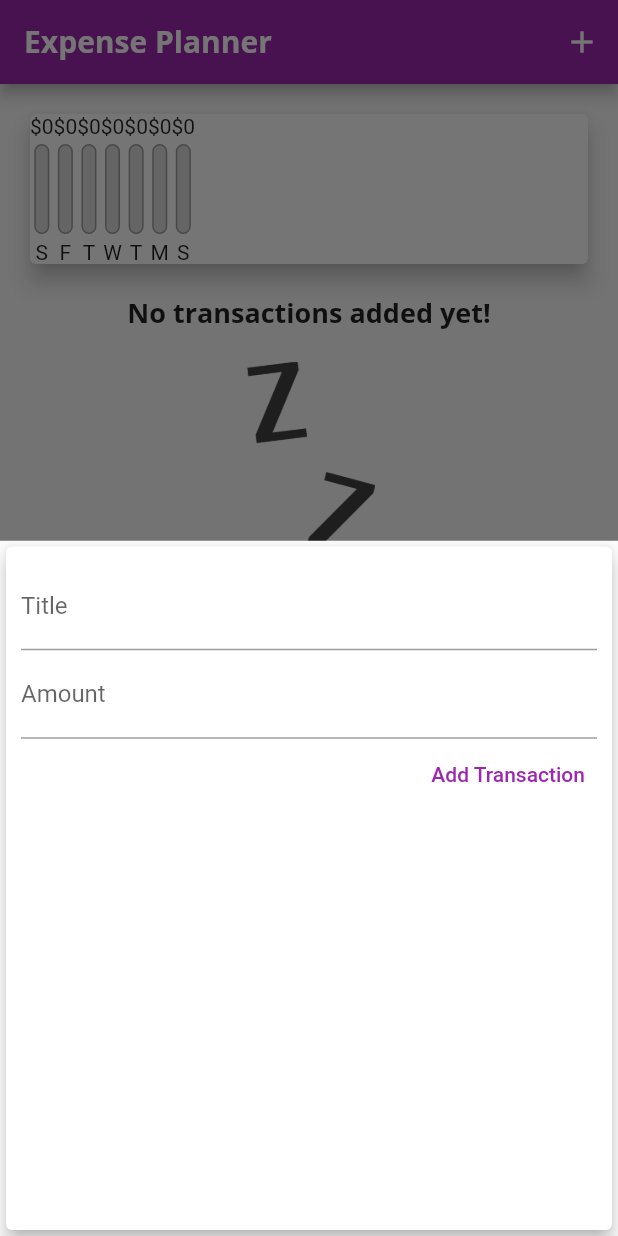
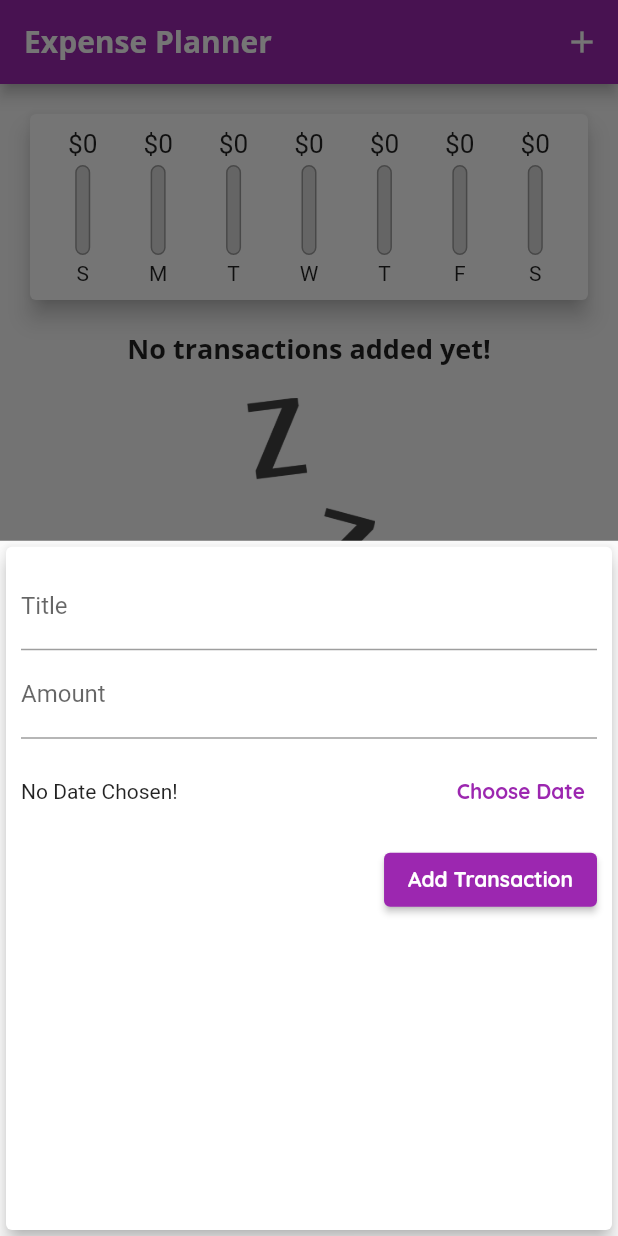
Before and after one commit to steadysamwise4/expense_planner, a Flutter app: the screen it shows after launch, after a tap on the "add" icon, on a phone screen of 412 x 824 dp. Run offline on Flutter 3.47's test engine with Material 2 defaults, Android fonts, the phone set to English and light mode, and no system bars.

Commit message:
datepicker added and implemented

```diff
--- a/lib/main.dart
+++ b/lib/main.dart
@@ -22,7 +22,8 @@ class MyApp extends StatelessWidget {
               headline6: const TextStyle(
                   fontFamily: 'OpenSans',
                   fontWeight: FontWeight.bold,
-                  fontSize: 18)),
+                  fontSize: 18),
+              button: const TextStyle(color: Colors.white)),
           appBarTheme: AppBarTheme(
               toolbarTextStyle: ThemeData.light()
                   .textTheme
@@ -75,11 +76,12 @@ class _MyHomePageState extends State<MyHomePage> {
     }).toList();
   }
 
-  void _addNewTransaction(String txTitle, double txAmount) {
+  void _addNewTransaction(
+      String txTitle, double txAmount, DateTime chosenDate) {
     final newTx = Transaction(
       title: txTitle,
       amount: txAmount,
-      date: DateTime.now(),
+      date: chosenDate,
       id: DateTime.now().toString(),
     );
 
--- a/lib/widgets/chart.dart
+++ b/lib/widgets/chart.dart
@@ -23,14 +23,11 @@ class Chart extends StatelessWidget {
         }
       }
 
-      print(DateFormat.E().format(weekDay).substring(0, 1));
-      print(totalSum);
-
       return {
         'day': DateFormat.E().format(weekDay).substring(0, 1),
         'amount': totalSum
       };
-    });
+    }).reversed.toList();
   }
 
   double get totalSpending {
@@ -43,16 +40,23 @@ class Chart extends StatelessWidget {
   Widget build(BuildContext context) {
     return Card(
       elevation: 6,
-      margin: EdgeInsets.all(20),
+      margin: const EdgeInsets.all(20),
+      child: Padding(
+        padding: const EdgeInsets.all(10),
         child: Row(
+          mainAxisAlignment: MainAxisAlignment.spaceAround,
           children: groupedTransactionValues.map((data) {
-          return ChartBar(
+            return Flexible(
+              fit: FlexFit.tight,
+              child: ChartBar(
                   data['day'].toString(),
                   (data['amount'] as double),
                   totalSpending == 0.0
                       ? 0.0
-                  : (data['amount'] as double) / totalSpending);
+                      : (data['amount'] as double) / totalSpending),
+            );
           }).toList(),
+        ),
       ),
     );
   }
--- a/lib/widgets/chart_bar.dart
+++ b/lib/widgets/chart_bar.dart
@@ -15,7 +15,12 @@ class ChartBar extends StatelessWidget {
   Widget build(BuildContext context) {
     return Column(
       children: <Widget>[
-        Text('\$${spendingAmount.toStringAsFixed(0)}'),
+        SizedBox(
+          height: 20,
+          child: FittedBox(
+            child: Text('\$${spendingAmount.toStringAsFixed(0)}'),
+          ),
+        ),
         const SizedBox(
           height: 4,
         ),
@@ -34,7 +39,7 @@ class ChartBar extends StatelessWidget {
                   heightFactor: spendingPctOfTotal,
                   child: Container(
                     decoration: BoxDecoration(
-                        color: Theme.of(context).primaryColor,
+                        color: Theme.of(context).colorScheme.primary,
                         borderRadius: BorderRadius.circular(10)),
                   ))
             ],
--- a/lib/widgets/new_transaction.dart
+++ b/lib/widgets/new_transaction.dart
@@ -1,4 +1,5 @@
 import 'package:flutter/material.dart';
+import 'package:intl/intl.dart';
 
 class NewTransaction extends StatefulWidget {
   final Function addTx;
@@ -10,24 +11,45 @@ class NewTransaction extends StatefulWidget {
 }
 
 class _NewTransactionState extends State<NewTransaction> {
-  final titleController = TextEditingController();
+  final _titleController = TextEditingController();
 
-  final amountController = TextEditingController();
+  final _amountController = TextEditingController();
+  DateTime? _selectedDate;
 
-  void submitData() {
-    final enteredTitle = titleController.text;
-    final enteredAmount = double.parse(amountController.text);
+  void _submitData() {
+    if (_amountController.text.isEmpty) {
+      return;
+    }
+    final enteredTitle = _titleController.text;
+    final enteredAmount = double.parse(_amountController.text);
 
-    if (enteredTitle.isEmpty || enteredAmount <= 0) {
+    if (enteredTitle.isEmpty || enteredAmount <= 0 || _selectedDate == null) {
       return;
     }
 
     widget.addTx(
       enteredTitle,
       enteredAmount,
+      _selectedDate,
     );
 
     Navigator.of(context).pop();
+  }
+
+  void _presentDatePicker() {
+    showDatePicker(
+            context: context,
+            initialDate: DateTime.now(),
+            firstDate: DateTime(2019),
+            lastDate: DateTime.now())
+        .then((pickedDate) {
+      if (pickedDate == null) {
+        return;
+      }
+      setState(() {
+        _selectedDate = pickedDate;
+      });
+    });
   }
 
   @override
@@ -41,26 +63,53 @@ class _NewTransactionState extends State<NewTransaction> {
             children: <Widget>[
               TextField(
                 decoration: const InputDecoration(labelText: 'Title'),
-                controller: titleController,
-                onSubmitted: (_) => submitData(),
+                controller: _titleController,
+                onSubmitted: (_) => _submitData(),
                 // onChanged: (val) {
                 //   titleInput = val;
                 // },
               ),
               TextField(
                 decoration: const InputDecoration(labelText: 'Amount'),
-                controller: amountController,
+                controller: _amountController,
                 keyboardType:
                     const TextInputType.numberWithOptions(decimal: true),
-                onSubmitted: (_) => submitData(),
+                onSubmitted: (_) => _submitData(),
                 // onChanged: (val) {
                 //   amountInput = val;
                 // },
               ),
-              TextButton(
-                onPressed: submitData,
-                style: TextButton.styleFrom(foregroundColor: Colors.purple),
-                child: const Text('Add Transaction'),
+              SizedBox(
+                height: 70,
+                child: Row(
+                  children: <Widget>[
+                    Expanded(
+                      child: Text(
+                        _selectedDate == null
+                            ? 'No Date Chosen!'
+                            : 'Picked Date: ${DateFormat.yMd().format(_selectedDate!)}',
+                      ),
+                    ),
+                    TextButton(
+                      onPressed: _presentDatePicker,
+                      child: const Text(
+                        'Choose Date',
+                        style: TextStyle(fontWeight: FontWeight.bold),
+                      ),
+                    )
+                  ],
+                ),
+              ),
+              ElevatedButton(
+                onPressed: _submitData,
+                style: TextButton.styleFrom(
+                  backgroundColor: Theme.of(context).colorScheme.primary,
+                  foregroundColor: Theme.of(context).textTheme.button?.color,
+                ),
+                child: const Text(
+                  'Add Transaction',
+                  style: TextStyle(fontWeight: FontWeight.bold),
+                ),
               )
             ],
           ),
```
Also changed, not shown: lib/widgets/transaction_list.dart (+17 -26 lines). Lines whose indentation alone changed are shown as unchanged.
